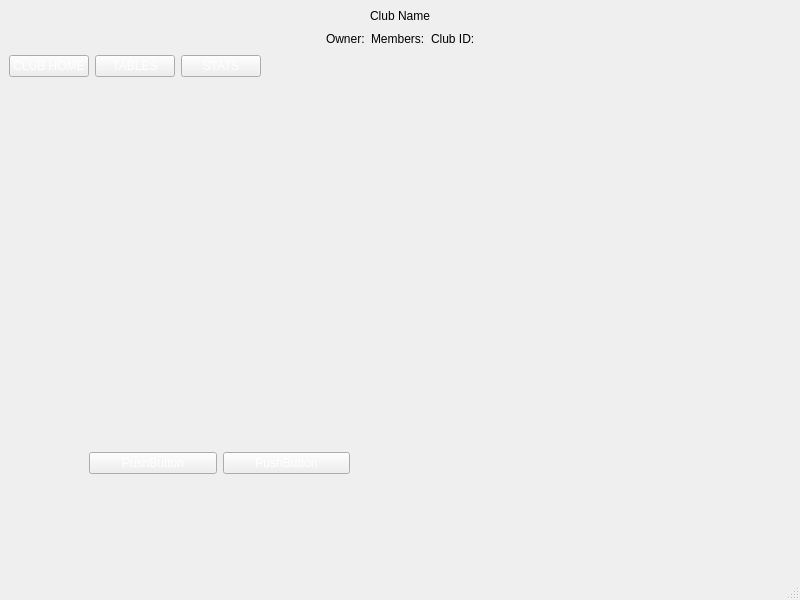
First picture: the form in qt-client/client/clublobby.ui, repository paunovic/chipup-poker, before the edit.
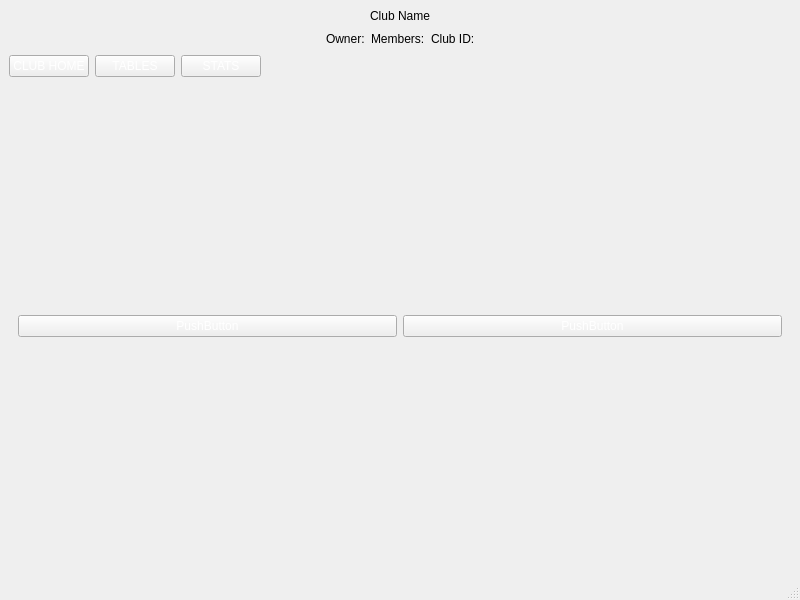
Second picture: the form after the edit. The open tabs and pages were chosen to show the change. Icons and pictures are not drawn.

What changed in the file:
```diff
--- a/qt-client/client/clublobby.ui
+++ b/qt-client/client/clublobby.ui
@@ -309,15 +309,8 @@
        </layout>
       </widget>
       <widget class="QWidget" name="page_2">
-       <widget class="QWidget" name="gridLayoutWidget_2">
-        <property name="geometry">
-         <rect>
-          <x>80</x>
-          <y>340</y>
-          <width>261</width>
-          <height>80</height>
-         </rect>
-        </property>
+       <layout class="QHBoxLayout" name="horizontalLayout_4" stretch="0">
+        <item>
         <layout class="QGridLayout" name="gridLayout_2">
          <item row="0" column="0">
           <widget class="QPushButton" name="pushButton_14">
@@ -334,7 +327,11 @@
           </widget>
          </item>
         </layout>
-       </widget>
+        </item>
+       </layout>
+      </widget>
+      <widget class="QWidget" name="page_3">
+       <layout class="QHBoxLayout" name="horizontalLayout_5"/>
       </widget>
       <widget class="QWidget" name="page_3"/>
      </widget>
```
Left out of the diff: 3 changed lines with no effect on the pictures. Lines whose indentation alone changed are shown as unchanged.
